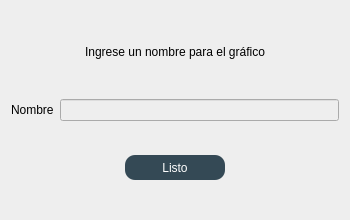
Above: PycharmProjects/TC1/GraphFetching/nombre.ui from scheinpablo/BodeGrapher before the change. Below: the same form after it.
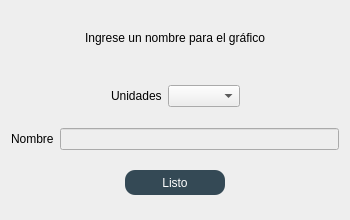
That is the form after the change.

Patch:
```diff
--- a/PycharmProjects/TC1/GraphFetching/nombre.ui
+++ b/PycharmProjects/TC1/GraphFetching/nombre.ui
@@ -30,6 +30,48 @@
      </property>
     </widget>
    </item>
+   <item>
+    <widget class="QWidget" name="widget_2" native="true">
+     <layout class="QHBoxLayout" name="horizontalLayout_4">
+      <item>
+       <spacer name="horizontalSpacer_4">
+        <property name="orientation">
+         <enum>Qt::Horizontal</enum>
+        </property>
+        <property name="sizeHint" stdset="0">
+         <size>
+          <width>40</width>
+          <height>20</height>
+         </size>
+        </property>
+       </spacer>
+      </item>
+      <item>
+       <widget class="QLabel" name="label_3">
+        <property name="text">
+         <string>Unidades</string>
+        </property>
+       </widget>
+      </item>
+      <item>
+       <widget class="QComboBox" name="unit"/>
+      </item>
+      <item>
+       <spacer name="horizontalSpacer_3">
+        <property name="orientation">
+         <enum>Qt::Horizontal</enum>
+        </property>
+        <property name="sizeHint" stdset="0">
+         <size>
+          <width>40</width>
+          <height>20</height>
+         </size>
+        </property>
+       </spacer>
+      </item>
+     </layout>
+    </widget>
+   </item>
    <item>
     <layout class="QHBoxLayout" name="horizontalLayout">
      <item>
```
